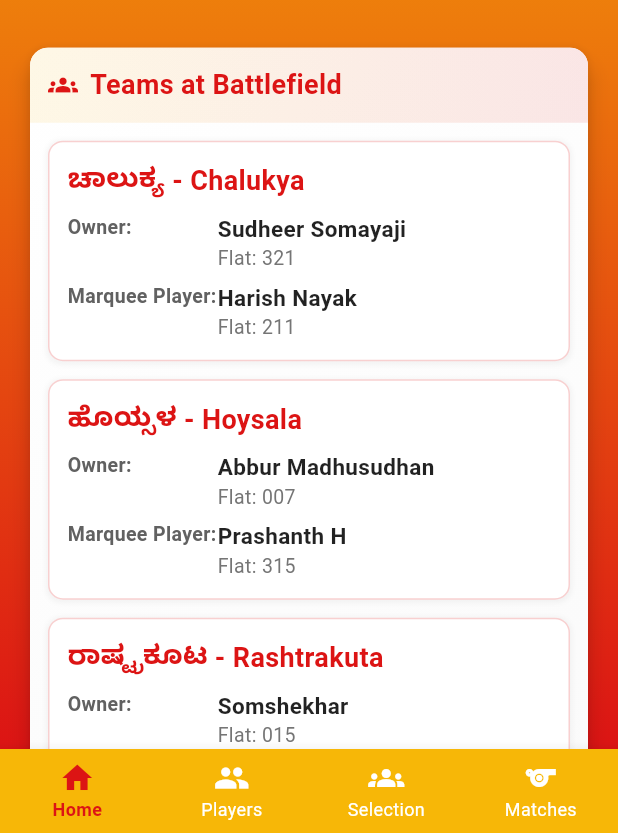
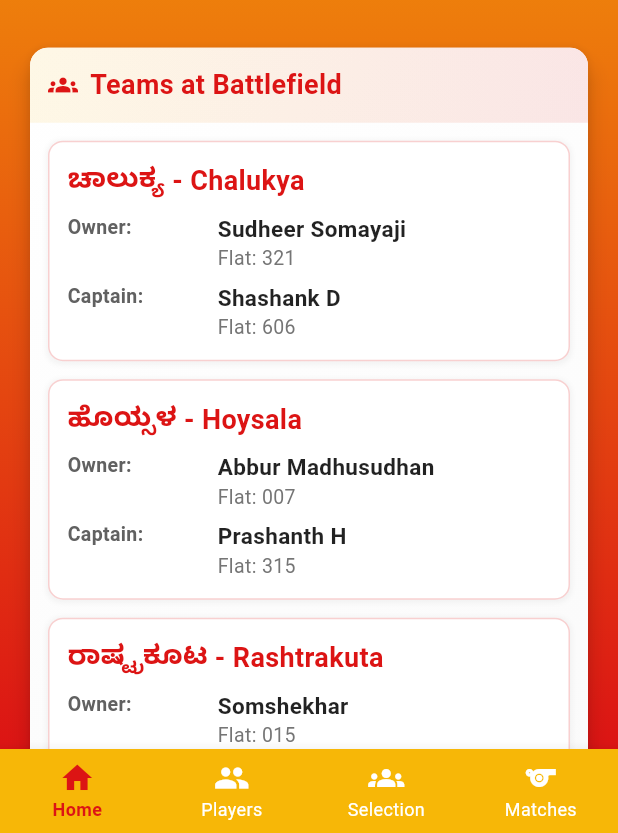
Before and after one commit to vrsimha-sys/DEKannadaRajyotsava2025, a Flutter app: the screen it shows after launch, on a phone screen of 412 x 824 dp, the part 403-1236 px from its top. Run offline on Flutter 3.47's test engine with Material 3 defaults, Android fonts, the phone set to English and light mode, and no system bars.

```diff
--- a/flutter_web/lib/pages/home_page.dart
+++ b/flutter_web/lib/pages/home_page.dart
@@ -519,8 +519,8 @@ class TeamTableCard extends StatelessWidget {
       'teamName': 'ಚಾಲುಕ್ಯ - Chalukya',
       'ownerName': 'Sudheer Somayaji',
       'ownerFlat': '321',
-      'marqueePlayerName': 'Harish Nayak',
-      'marqueePlayerFlat': '211',
+      'marqueePlayerName': 'Shashank D',
+      'marqueePlayerFlat': '606',
     },
     {
       'teamName': 'ಹೊಯ್ಸಳ - Hoysala',
@@ -638,7 +638,7 @@ class TeamTableCard extends StatelessWidget {
           children: [
             _buildTableHeader('Team Name'),
             _buildTableHeader('Owner'),
-            _buildTableHeader('Marquee Player'),
+            _buildTableHeader('Captain'),
           ],
         ),
         // Data Rows
@@ -716,7 +716,7 @@ class TeamTableCard extends StatelessWidget {
           const SizedBox(height: 6),
 
           // Marquee Player Info
-          _buildPersonInfo('Marquee Player', marqueePlayerName, marqueePlayerFlat),
+          _buildPersonInfo('Captain', marqueePlayerName, marqueePlayerFlat),
         ],
       ),
     );
```
Also changed, not shown: flutter_web/lib/pages/team_formation_page.dart (+32 -5 lines).
